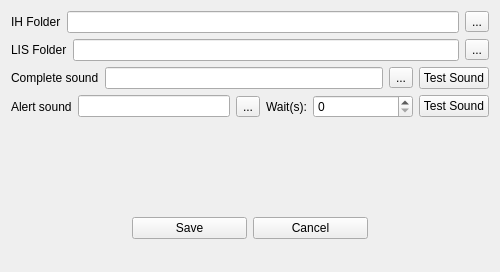
This is settings.ui in cwchou2016/IH-Alert as Qt 5 draws it before an edit. The edited form follows.
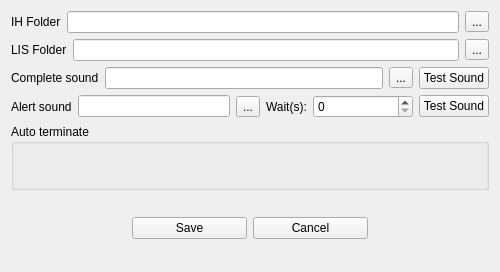
This is the edited form.

Commit message: add 3 TimeEdit to the setting window

```diff
--- a/settings.ui
+++ b/settings.ui
@@ -144,7 +144,11 @@
       </layout>
      </item>
      <item>
-      <widget class="QWidget" name="widget_3" native="true"/>
+      <widget class="QGroupBox" name="time_widget">
+       <property name="title">
+        <string>Auto terminate</string>
+       </property>
+      </widget>
      </item>
      <item>
       <layout class="QHBoxLayout" name="horizontalLayout_5">
```
Left out of the diff: 3 changed lines with no effect on the pictures. The commit also changes 1 other file.
